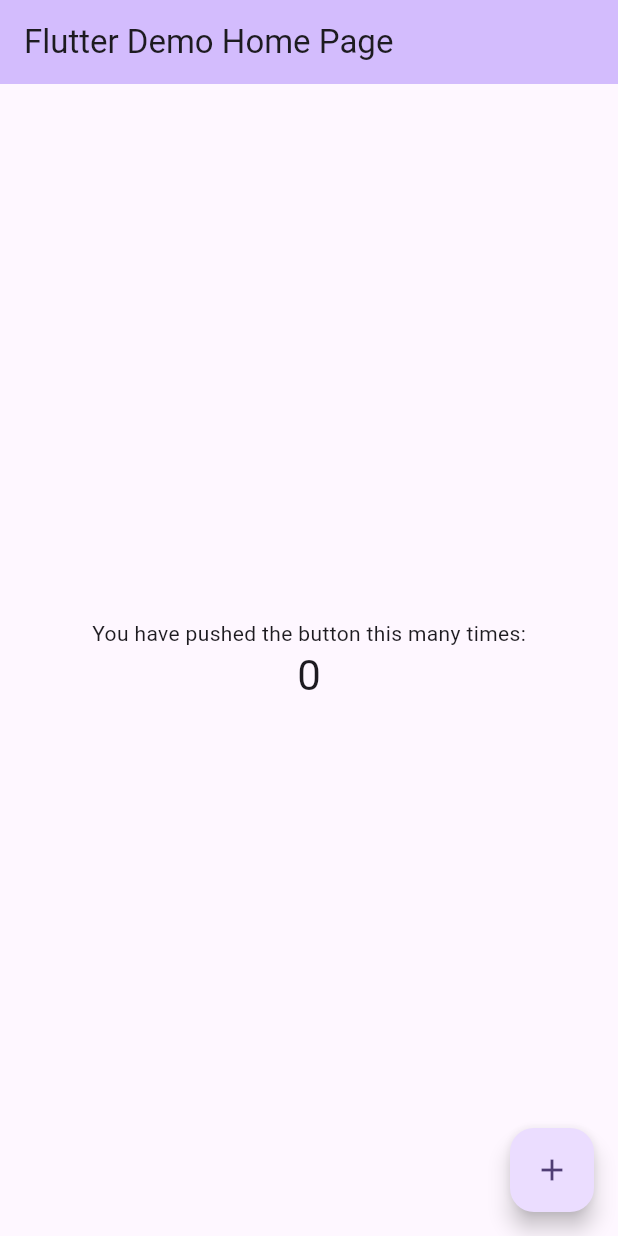
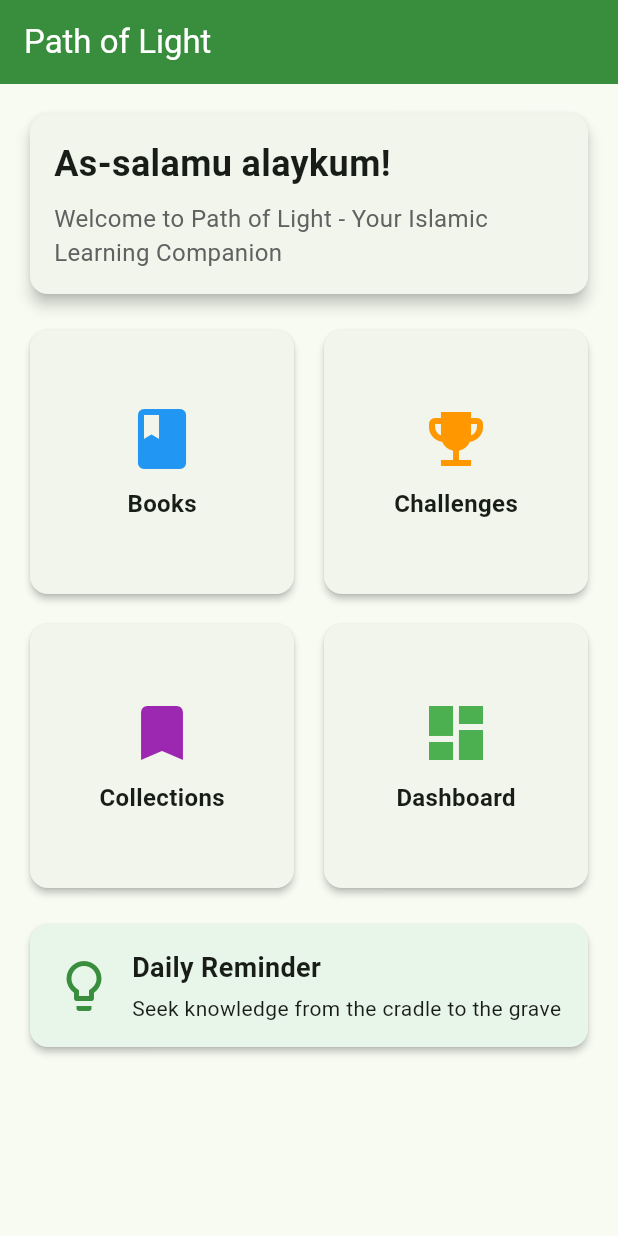
Before and after one commit to zahraaherz/Path_0f_Light, a Flutter app: the screen it shows after launch, on a phone screen of 412 x 824 dp. Run offline on Flutter 3.47's test engine with Material 3 defaults, Android fonts, the phone set to English and light mode, and no system bars; our stand-ins replace firebase_core, google_mobile_ads; accounts and stored records are empty; network calls fail.

Commit message:
Integrate AdMob with G-rating filter for family-safe Islamic ads
- Added google_mobile_ads package (v5.1.0) to dependencies
- Configured Android manifest with AdMob App ID (test ID for now)
- Configured iOS Info.plist with GADApplicationIdentifier and SKAdNetwork
- Initialized AdMob in main.dart with G-rating content filter
- Set child-directed treatment for COPPA compliance
- Created reusable HalalBannerAd widget component
- Updated home screen with Islamic educational layout and banner ad
- Added Firebase initialization to prevent conflicts
- Created comprehensive ADMOB_SETUP_GUIDE.md documentation

The G-rating filter blocks violence, nudity, alcohol, gambling, and mature
content, ensuring only family-friendly ads are displayed. This provides a
halal-compliant advertising solution while awaiting Halal.Ad Android SDK.

```diff
--- a/lib/main.dart
+++ b/lib/main.dart
@@ -1,125 +1,41 @@
 import 'package:flutter/material.dart';
+import 'package:google_mobile_ads/google_mobile_ads.dart';
+import 'package:firebase_core/firebase_core.dart';
+import 'screens/home/home_screen.dart';
 
-void main() {
+void main() async {
+  WidgetsFlutterBinding.ensureInitialized();
+
+  // Initialize Firebase
+  await Firebase.initializeApp();
+
+  // Initialize AdMob
+  await MobileAds.instance.initialize();
+
+  // Configure G-rating filter (Family-safe, no violence/nudity/gambling)
+  final RequestConfiguration requestConfiguration = RequestConfiguration(
+    maxAdContentRating: MaxAdContentRating.g,
+    tagForChildDirectedTreatment: TagForChildDirectedTreatment.yes,
+  );
+
+  MobileAds.instance.updateRequestConfiguration(requestConfiguration);
+
   runApp(const MyApp());
 }
 
 class MyApp extends StatelessWidget {
   const MyApp({super.key});
 
-  // This widget is the root of your application.
   @override
   Widget build(BuildContext context) {
     return MaterialApp(
-      title: 'Flutter Demo',
+      title: 'Path of Light',
+      debugShowCheckedModeBanner: false,
       theme: ThemeData(
-        // This is the theme of your application.
-        //
-        // TRY THIS: Try running your application with "flutter run". You'll see
-        // the application has a purple toolbar. Then, without quitting the app,
-        // try changing the seedColor in the colorScheme below to Colors.green
-        // and then invoke "hot reload" (save your changes or press the "hot
-        // reload" button in a Flutter-supported IDE, or press "r" if you used
-        // the command line to start the app).
-        //
-        // Notice that the counter didn't reset back to zero; the application
-        // state is not lost during the reload. To reset the state, use hot
-        // restart instead.
-        //
-        // This works for code too, not just values: Most code changes can be
-        // tested with just a hot reload.
-        colorScheme: ColorScheme.fromSeed(seedColor: Colors.deepPurple),
+        colorScheme: ColorScheme.fromSeed(seedColor: Colors.green),
         useMaterial3: true,
       ),
-      home: const MyHomePage(title: 'Flutter Demo Home Page'),
+      home: const HomeScreen(),
     );
   }
 }
-
-class MyHomePage extends StatefulWidget {
-  const MyHomePage({super.key, required this.title});
-
-  // This widget is the home page of your application. It is stateful, meaning
-  // that it has a State object (defined below) that contains fields that affect
-  // how it looks.
-
-  // This class is the configuration for the state. It holds the values (in this
-  // case the title) provided by the parent (in this case the App widget) and
-  // used by the build method of the State. Fields in a Widget subclass are
-  // always marked "final".
-
-  final String title;
-
-  @override
-  State<MyHomePage> createState() => _MyHomePageState();
-}
-
-class _MyHomePageState extends State<MyHomePage> {
-  int _counter = 0;
-
-  void _incrementCounter() {
-    setState(() {
-      // This call to setState tells the Flutter framework that something has
-      // changed in this State, which causes it to rerun the build method below
-      // so that the display can reflect the updated values. If we changed
-      // _counter without calling setState(), then the build method would not be
-      // called again, and so nothing would appear to happen.
-      _counter++;
-    });
-  }
-
-  @override
-  Widget build(BuildContext context) {
-    // This method is rerun every time setState is called, for instance as done
-    // by the _incrementCounter method above.
-    //
-    // The Flutter framework has been optimized to make rerunning build methods
-    // fast, so that you can just rebuild anything that needs updating rather
-    // than having to individually change instances of widgets.
-    return Scaffold(
-      appBar: AppBar(
-        // TRY THIS: Try changing the color here to a specific color (to
-        // Colors.amber, perhaps?) and trigger a hot reload to see the AppBar
-        // change color while the other colors stay the same.
-        backgroundColor: Theme.of(context).colorScheme.inversePrimary,
-        // Here we take the value from the MyHomePage object that was created by
-        // the App.build method, and use it to set our appbar title.
-        title: Text(widget.title),
-      ),
-      body: Center(
-        // Center is a layout widget. It takes a single child and positions it
-        // in the middle of the parent.
-        child: Column(
-          // Column is also a layout widget. It takes a list of children and
-          // arranges them vertically. By default, it sizes itself to fit its
-          // children horizontally, and tries to be as tall as its parent.
-          //
-          // Column has various properties to control how it sizes itself and
-          // how it positions its children. Here we use mainAxisAlignment to
-          // center the children vertically; the main axis here is the vertical
-          // axis because Columns are vertical (the cross axis would be
-          // horizontal).
-          //
-          // TRY THIS: Invoke "debug painting" (choose the "Toggle Debug Paint"
-          // action in the IDE, or press "p" in the console), to see the
-          // wireframe for each widget.
-          mainAxisAlignment: MainAxisAlignment.center,
-          children: <Widget>[
-            const Text(
-              'You have pushed the button this many times:',
-            ),
-            Text(
-              '$_counter',
-              style: Theme.of(context).textTheme.headlineMedium,
-            ),
-          ],
-        ),
-      ),
-      floatingActionButton: FloatingActionButton(
-        onPressed: _incrementCounter,
-        tooltip: 'Increment',
-        child: const Icon(Icons.add),
-      ), // This trailing comma makes auto-formatting nicer for build methods.
-    );
-  }
-}
--- a/lib/screens/home/home_screen.dart
+++ b/lib/screens/home/home_screen.dart
@@ -0,0 +1,180 @@
+import 'package:flutter/material.dart';
+import '../../widgets/halal_banner_ad.dart';
+
+class HomeScreen extends StatelessWidget {
+  const HomeScreen({super.key});
+
+  @override
+  Widget build(BuildContext context) {
+    return Scaffold(
+      appBar: AppBar(
+        title: const Text('Path of Light'),
+        backgroundColor: Colors.green.shade700,
+        foregroundColor: Colors.white,
+      ),
+      body: Column(
+        children: [
+          Expanded(
+            child: ListView(
+              padding: const EdgeInsets.all(16),
+              children: [
+                _buildWelcomeCard(),
+                const SizedBox(height: 16),
+                _buildQuickAccessGrid(context),
+                const SizedBox(height: 16),
+                _buildDailyReminder(),
+              ],
+            ),
+          ),
+          // Banner Ad at the bottom
+          const HalalBannerAd(),
+          const SizedBox(height: 8),
+        ],
+      ),
+    );
+  }
+
+  Widget _buildWelcomeCard() {
+    return Card(
+      elevation: 4,
+      child: Padding(
+        padding: const EdgeInsets.all(16),
+        child: Column(
+          crossAxisAlignment: CrossAxisAlignment.start,
+          children: [
+            const Text(
+              'As-salamu alaykum!',
+              style: TextStyle(
+                fontSize: 24,
+                fontWeight: FontWeight.bold,
+              ),
+            ),
+            const SizedBox(height: 8),
+            Text(
+              'Welcome to Path of Light - Your Islamic Learning Companion',
+              style: TextStyle(
+                fontSize: 16,
+                color: Colors.grey.shade700,
+              ),
+            ),
+          ],
+        ),
+      ),
+    );
+  }
+
+  Widget _buildQuickAccessGrid(BuildContext context) {
+    return GridView.count(
+      shrinkWrap: true,
+      physics: const NeverScrollableScrollPhysics(),
+      crossAxisCount: 2,
+      crossAxisSpacing: 12,
+      mainAxisSpacing: 12,
+      children: [
+        _buildQuickAccessCard(
+          icon: Icons.book,
+          title: 'Books',
+          color: Colors.blue,
+          onTap: () {
+            // Navigate to books screen
+          },
+        ),
+        _buildQuickAccessCard(
+          icon: Icons.emoji_events,
+          title: 'Challenges',
+          color: Colors.orange,
+          onTap: () {
+            // Navigate to challenges screen
+          },
+        ),
+        _buildQuickAccessCard(
+          icon: Icons.bookmark,
+          title: 'Collections',
+          color: Colors.purple,
+          onTap: () {
+            // Navigate to collections screen
+          },
+        ),
+        _buildQuickAccessCard(
+          icon: Icons.dashboard,
+          title: 'Dashboard',
+          color: Colors.green,
+          onTap: () {
+            // Navigate to dashboard screen
+          },
+        ),
+      ],
+    );
+  }
+
+  Widget _buildQuickAccessCard({
+    required IconData icon,
+    required String title,
+    required Color color,
+    required VoidCallback onTap,
+  }) {
+    return Card(
+      elevation: 2,
+      child: InkWell(
+        onTap: onTap,
+        child: Column(
+          mainAxisAlignment: MainAxisAlignment.center,
+          children: [
+            Icon(
+              icon,
+              size: 48,
+              color: color,
+            ),
+            const SizedBox(height: 8),
+            Text(
+              title,
+              style: const TextStyle(
+                fontSize: 16,
+                fontWeight: FontWeight.w600,
+              ),
+            ),
+          ],
+        ),
+      ),
+    );
+  }
+
+  Widget _buildDailyReminder() {
+    return Card(
+      elevation: 2,
+      color: Colors.green.shade50,
+      child: Padding(
+        padding: const EdgeInsets.all(16),
+        child: Row(
+          children: [
+            Icon(
+              Icons.lightbulb_outline,
+              size: 40,
+              color: Colors.green.shade700,
+            ),
+            const SizedBox(width: 12),
+            const Expanded(
+              child: Column(
+                crossAxisAlignment: CrossAxisAlignment.start,
+                children: [
+                  Text(
+                    'Daily Reminder',
+                    style: TextStyle(
+                      fontSize: 18,
+                      fontWeight: FontWeight.bold,
+                    ),
+                  ),
+                  SizedBox(height: 4),
+                  Text(
+                    'Seek knowledge from the cradle to the grave',
+                    style: TextStyle(fontSize: 14),
+                  ),
+                ],
+              ),
+            ),
+          ],
+        ),
+      ),
+    );
+  }
+}
--- /dev/null
+++ b/lib/widgets/halal_banner_ad.dart
@@ -0,0 +1,71 @@
+import 'package:flutter/material.dart';
+import 'package:google_mobile_ads/google_mobile_ads.dart';
+
+/// Reusable Banner Ad Widget for Path of Light
+/// Configured with G-rating filter for family-safe, Islamic-appropriate content
+class HalalBannerAd extends StatefulWidget {
+  const HalalBannerAd({super.key});
+
+  @override
+  State<HalalBannerAd> createState() => _HalalBannerAdState();
+}
+
+class _HalalBannerAdState extends State<HalalBannerAd> {
+  BannerAd? _bannerAd;
+  bool _isAdLoaded = false;
+
+  // Test Ad Unit ID - Replace with your real AdMob Ad Unit ID when ready
+  // Android Test: ca-app-pub-3940256099942544/6300978111
+  // iOS Test: ca-app-pub-3940256099942544/2934735716
+  static const String _adUnitId = 'ca-app-pub-3940256099942544/6300978111';
+
+  @override
+  void initState() {
+    super.initState();
+    _loadAd();
+  }
+
+  void _loadAd() {
+    _bannerAd = BannerAd(
+      adUnitId: _adUnitId,
+      size: AdSize.banner,
+      request: const AdRequest(),
+      listener: BannerAdListener(
+        onAdLoaded: (ad) {
+          setState(() {
+            _isAdLoaded = true;
+          });
+        },
+        onAdFailedToLoad: (ad, error) {
+          debugPrint('Banner Ad failed to load: $error');
+          ad.dispose();
+          setState(() {
+            _isAdLoaded = false;
+          });
+        },
+      ),
+    );
+
+    _bannerAd!.load();
+  }
+
+  @override
+  void dispose() {
+    _bannerAd?.dispose();
+    super.dispose();
+  }
+
+  @override
+  Widget build(BuildContext context) {
+    if (!_isAdLoaded || _bannerAd == null) {
+      return const SizedBox.shrink(); // Empty widget if ad not loaded
+    }
+
+    return Container(
+      alignment: Alignment.center,
+      width: _bannerAd!.size.width.toDouble(),
+      height: _bannerAd!.size.height.toDouble(),
+      child: AdWidget(ad: _bannerAd!),
+    );
+  }
+}
--- a/pubspec.yaml
+++ b/pubspec.yaml
@@ -36,6 +36,7 @@ dependencies:
   # Use with the CupertinoIcons class for iOS style icons.
   cupertino_icons: ^1.0.2
   firebase_core: ^2.27.0
+  google_mobile_ads: ^5.1.0
 
 dev_dependencies:
   flutter_test:
```
Also changed, not shown: 3 other files.
